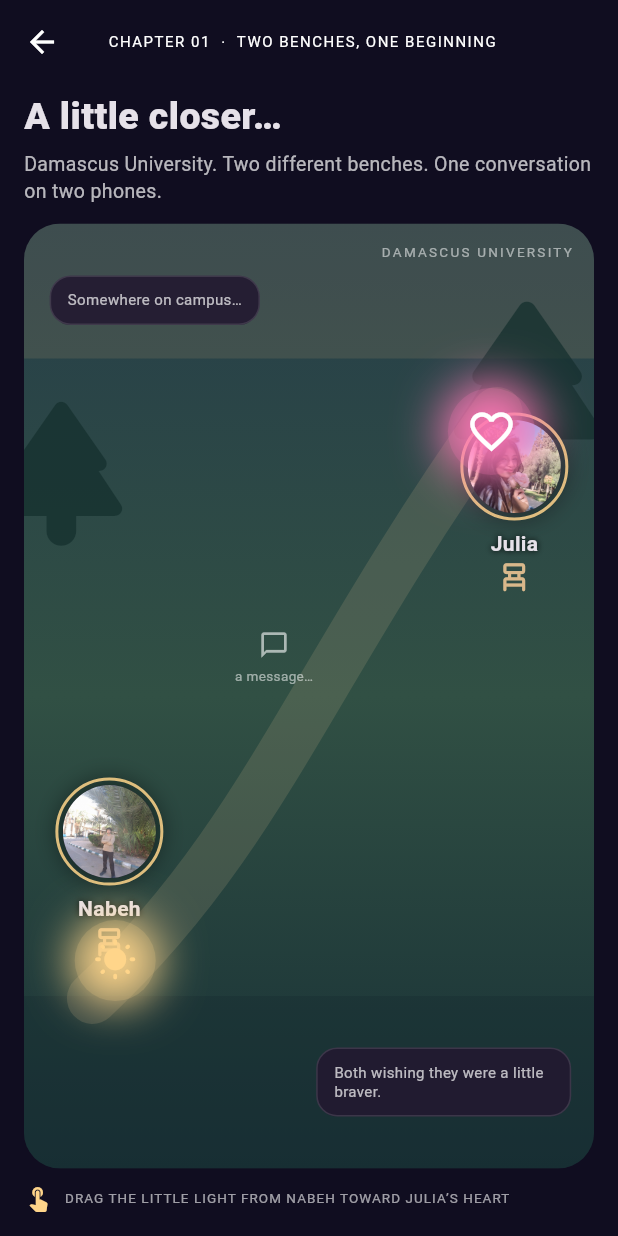
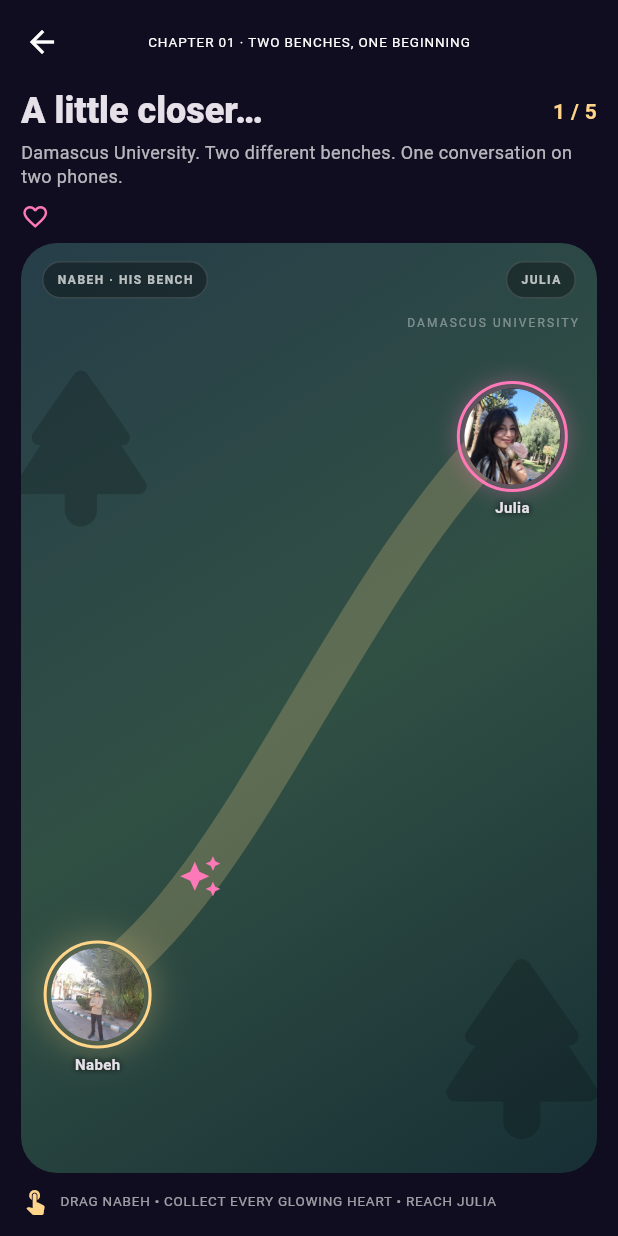
Before and after one commit to nabehkallash-blip/nabeh-and-julia-beyond-two-hearts, a Flutter app: the screen it shows after launch, after a tap on "BEGIN WHERE WE BEGAN", on a phone screen of 412 x 824 dp. Run offline on Flutter 3.47's test engine with Material 3 defaults, Android fonts, the phone set to English and light mode, and no system bars.

Commit message:
Create five chapters with real-photo reunions

```diff
--- a/lib/screens/game_screen.dart
+++ b/lib/screens/game_screen.dart
@@ -1,349 +1,228 @@
 import 'dart:math' as math;
-
 import 'package:flutter/material.dart';
-
 import '../theme/app_theme.dart';
 
 class GameScreen extends StatefulWidget {
   const GameScreen({super.key});
-
   @override
   State<GameScreen> createState() => _GameScreenState();
 }
 
 class _GameScreenState extends State<GameScreen> {
-  Offset player = const Offset(0.16, 0.78);
-  final Offset destination = const Offset(0.82, 0.22);
-  bool completed = false;
+  static const chapters = [
+    _Chapter('TWO BENCHES, ONE BEGINNING', 'Damascus University. Two different benches. One conversation on two phones.', 1, 'The first little step toward hello.'),
+    _Chapter('A LITTLE MORE COURAGE', 'The distance feels smaller. Follow the little lights and find each other.', 2, 'A little braver, a little closer.'),
+    _Chapter('MOMENTS THAT CONNECT US', 'Every glowing heart is a reminder that small moments bring two people closer.', 3, 'Another meeting. Another high-five.'),
+    _Chapter('STRONGER TOGETHER', 'The path is longer now. Collect the hearts and make your way across.', 4, 'Whatever the path looks like, keep choosing each other.'),
+    _Chapter('BEYOND TWO HEARTS', 'The final challenge. Gather every heart and reach Julia for the most important reunion.', 5, 'This time, it is not a high-five. It is a hug.'),
+  ];
+  static const heartSpots = [
+    Offset(.31, .68), Offset(.48, .49), Offset(.64, .35),
+    Offset(.39, .29), Offset(.72, .68),
+  ];
+
+  int chapterIndex = 0;
+  Offset player = const Offset(.12, .80);
+  final Set<int> collected = {};
+  bool reunited = false;
+  _Chapter get chapter => chapters[chapterIndex];
+  bool get isFinal => chapterIndex == chapters.length - 1;
 
   void _movePlayer(DragUpdateDetails details, Size size) {
-    if (completed) return;
+    if (reunited) return;
     setState(() {
       player = Offset(
-        (player.dx + details.delta.dx / size.width).clamp(0.07, 0.93).toDouble(),
-        (player.dy + details.delta.dy / size.height).clamp(0.08, 0.92).toDouble(),
+        (player.dx + details.delta.dx / size.width).clamp(.07, .93).toDouble(),
+        (player.dy + details.delta.dy / size.height).clamp(.09, .91).toDouble(),
       );
-      final distance = math.sqrt(
-        math.pow(player.dx - destination.dx, 2) +
-            math.pow(player.dy - destination.dy, 2),
-      );
-      if (distance < 0.105) completed = true;
+      for (var i = 0; i < chapter.hearts; i++) {
+        final p = heartSpots[i];
+        final d = math.sqrt(math.pow(player.dx-p.dx, 2).toDouble() + math.pow(player.dy-p.dy, 2).toDouble());
+        if (d < .085) collected.add(i);
+      }
+      final d = math.sqrt(math.pow(player.dx-.84, 2).toDouble() + math.pow(player.dy-.20, 2).toDouble());
+      if (d < .115 && collected.length >= chapter.hearts) reunited = true;
+    });
+  }
+
+  void _next() {
+    if (isFinal) { Navigator.pop(context); return; }
+    setState(() {
+      chapterIndex++;
+      player = const Offset(.12, .80);
+      collected.clear();
+      reunited = false;
     });
   }
 
   @override
   Widget build(BuildContext context) {
     return Scaffold(
-      appBar: AppBar(
-        title: const Text('CHAPTER 01  ·  TWO BENCHES, ONE BEGINNING',
-            style: TextStyle(fontSize: 10, letterSpacing: 1)),
-      ),
+      appBar: AppBar(title: Text('CHAPTER 0${chapterIndex+1} · ${chapter.title}',
+        style: const TextStyle(fontSize: 9, letterSpacing: .6)), centerTitle: true),
       body: SafeArea(
         child: Padding(
-          padding: const EdgeInsets.fromLTRB(16, 4, 16, 16),
-          child: Column(
-            crossAxisAlignment: CrossAxisAlignment.start,
-            children: [
-              const Text('A little closer…',
-                  style: TextStyle(fontSize: 25, fontWeight: FontWeight.w800)),
-              const SizedBox(height: 5),
-              const Text(
-                'Damascus University. Two different benches. One conversation on two phones.',
-                style: TextStyle(color: Colors.white70, height: 1.35, fontSize: 13),
-              ),
-              const SizedBox(height: 12),
-              Expanded(
-                child: LayoutBuilder(builder: (context, constraints) {
+          padding: const EdgeInsets.fromLTRB(14, 2, 14, 14),
+          child: Column(crossAxisAlignment: CrossAxisAlignment.start, children: [
+            Row(children: [
+              Expanded(child: Text('A little closer…', style: Theme.of(context).textTheme.headlineSmall?.copyWith(fontWeight: FontWeight.w800))),
+              Text('${chapterIndex+1} / ${chapters.length}', style: const TextStyle(color: AppTheme.gold, fontWeight: FontWeight.bold)),
+            ]),
+            const SizedBox(height: 4),
+            Text(chapter.description, style: const TextStyle(color: Colors.white70, height: 1.35, fontSize: 12)),
+            const SizedBox(height: 9),
+            Row(children: List.generate(chapter.hearts, (i) => Padding(
+              padding: const EdgeInsets.only(right: 5),
+              child: Icon(collected.contains(i) ? Icons.favorite : Icons.favorite_border, color: AppTheme.pink, size: 19),
+            ))),
+            const SizedBox(height: 8),
+            Expanded(child: LayoutBuilder(builder: (context, constraints) {
               final size = Size(constraints.maxWidth, constraints.maxHeight);
               return ClipRRect(
                 borderRadius: BorderRadius.circular(24),
-                    child: Stack(
-                      children: [
-                        const Positioned.fill(child: _CampusBackdrop()),
+                child: Stack(children: [
+                  _Backdrop(index: chapterIndex),
+                  Positioned(top: 12, left: 14, child: _Tag(text: chapterIndex == 0 ? 'NABEH · HIS BENCH' : 'NABEH')),
+                  const Positioned(top: 12, right: 14, child: _Tag(text: 'JULIA')),
+                  Positioned.fill(child: CustomPaint(painter: _PathPainter())),
+                  for (var i=0; i<chapter.hearts; i++)
                     Positioned(
-                          left: size.width * 0.045,
-                          top: size.height * 0.055,
-                          child: const _MessageBubble(
-                            text: 'Somewhere on campus…',
-                            alignRight: false,
+                      left: heartSpots[i].dx*size.width-14,
+                      top: heartSpots[i].dy*size.height-14,
+                      child: AnimatedScale(
+                        scale: collected.contains(i) ? .25 : 1,
+                        duration: const Duration(milliseconds: 220),
+                        child: Icon(collected.contains(i) ? Icons.check_circle : Icons.auto_awesome,
+                          color: collected.contains(i) ? AppTheme.gold : AppTheme.pink, size: 29),
                       ),
                     ),
-                        Positioned(
-                          right: size.width * 0.04,
-                          bottom: size.height * 0.055,
-                          child: const _MessageBubble(
-                            text: 'Both wishing they were a little braver.',
-                            alignRight: true,
-                          ),
-                        ),
-                        Positioned(
-                          left: size.width * 0.055,
-                          bottom: size.height * 0.22,
-                          child: const _BenchPortrait(
-                            name: 'Nabeh',
-                            image: 'assets/images/nabeh.jpg',
-                          ),
-                        ),
-                        Positioned(
-                          right: size.width * 0.045,
-                          top: size.height * 0.20,
-                          child: const _BenchPortrait(
-                            name: 'Julia',
-                            image: 'assets/images/julia.jpg',
-                          ),
-                        ),
-                        Positioned(
-                          left: size.width * 0.37,
-                          top: size.height * 0.43,
-                          child: const _PathHint(),
-                        ),
-                        Positioned(
-                          left: destination.dx * size.width - 29,
-                          top: destination.dy * size.height - 29,
-                          child: _HeartTarget(completed: completed),
-                        ),
-                        Positioned(
-                          left: player.dx * size.width - 27,
-                          top: player.dy * size.height - 27,
+                  Positioned(left: size.width*.84-32, top: size.height*.20-32,
+                    child: const _Face(image:'assets/images/julia.jpg', name:'Julia', size:64)),
+                  Positioned(left: player.dx*size.width-31, top: player.dy*size.height-31,
                     child: GestureDetector(
-                            onPanUpdate: (details) => _movePlayer(details, size),
-                            child: const _PlayerLight(),
-                          ),
-                        ),
-                        if (completed)
-                          Positioned.fill(
-                            child: Container(
-                              color: Colors.black.withValues(alpha: 0.68),
-                              padding: const EdgeInsets.all(22),
-                              child: Center(
-                                child: Container(
-                                  padding: const EdgeInsets.all(22),
-                                  decoration: BoxDecoration(
-                                    color: AppTheme.surface,
-                                    borderRadius: BorderRadius.circular(22),
-                                    border: Border.all(
-                                      color: AppTheme.pink.withValues(alpha: 0.65),
-                                    ),
-                                  ),
-                                  child: Column(
+                      onPanUpdate: (d) => _movePlayer(d, size),
+                      child: const _Face(image:'assets/images/nabeh.jpg', name:'Nabeh', size:62, glowing:true),
+                    )),
+                  if (reunited)
+                    Positioned.fill(child: Container(
+                      color: const Color(0xE6100D20),
+                      padding: const EdgeInsets.all(18),
+                      child: Center(child: SingleChildScrollView(child: Column(
                         mainAxisSize: MainAxisSize.min,
                         children: [
+                          if (isFinal)
                             ClipRRect(
-                                        borderRadius: BorderRadius.circular(16),
-                                        child: Image.asset(
-                                          'assets/images/together.jpg',
-                                          height: 125,
-                                          width: 190,
-                                          fit: BoxFit.cover,
-                                          errorBuilder: (_, __, ___) => const Icon(
-                                            Icons.favorite,
-                                            color: AppTheme.pink,
-                                            size: 48,
-                                          ),
-                                        ),
-                                      ),
-                                      const SizedBox(height: 15),
-                                      const Text(
-                                        'The first step toward hello.',
-                                        textAlign: TextAlign.center,
-                                        style: TextStyle(
-                                          fontSize: 20,
-                                          fontWeight: FontWeight.bold,
-                                        ),
-                                      ),
-                                      const SizedBox(height: 8),
-                                      const Text(
-                                        'Two separate benches. One little light crossing the distance. This is where our story begins.',
-                                        textAlign: TextAlign.center,
-                                        style: TextStyle(color: Colors.white70, height: 1.4),
-                                      ),
-                                      const SizedBox(height: 16),
-                                      FilledButton(
-                                        onPressed: () => Navigator.pop(context),
-                                        child: const Text('BACK TO OUR STORY'),
-                                      ),
+                              borderRadius: BorderRadius.circular(20),
+                              child: Image.asset('assets/images/together.jpg', height:170, width:230, fit:BoxFit.cover,
+                                errorBuilder: (_,__,___) => const Icon(Icons.favorite, color:AppTheme.pink, size:70)),
+                            )
+                          else
+                            const Row(mainAxisAlignment: MainAxisAlignment.center, children: [
+                              _Face(image:'assets/images/nabeh.jpg', name:'Nabeh', size:76),
+                              Padding(padding: EdgeInsets.symmetric(horizontal:12), child: Text('🙌', style:TextStyle(fontSize:42))),
+                              _Face(image:'assets/images/julia.jpg', name:'Julia', size:76),
+                            ]),
+                          const SizedBox(height:16),
+                          Text(isFinal ? 'THE BIGGEST HUG!' : 'HIGH FIVE!',
+                            textAlign:TextAlign.center,
+                            style:const TextStyle(fontSize:25, fontWeight:FontWeight.w900, color:AppTheme.gold)),
+                          const SizedBox(height:8),
+                          Text(chapter.ending, textAlign:TextAlign.center,
+                            style:const TextStyle(color:Colors.white, height:1.45, fontSize:14)),
+                          const SizedBox(height:18),
+                          FilledButton(onPressed:_next, child:Text(isFinal ? 'BACK TO OUR STORY' : 'NEXT CHAPTER')),
                         ],
-                                  ),
-                                ),
-                              ),
-                            ),
-                          ),
-                      ],
-                    ),
+                      ))),
+                    )),
+                ]),
               );
-                }),
-              ),
-              const SizedBox(height: 10),
-              const Row(
-                children: [
-                  Icon(Icons.touch_app, color: AppTheme.gold, size: 19),
-                  SizedBox(width: 8),
-                  Expanded(
-                    child: Text(
-                      'DRAG THE LITTLE LIGHT FROM NABEH TOWARD JULIA’S HEART',
-                      style: TextStyle(
-                        color: Colors.white60,
-                        fontSize: 9,
-                        letterSpacing: .7,
-                      ),
-                    ),
-                  ),
-                ],
-              ),
-            ],
-          ),
+            })),
+            const SizedBox(height:9),
+            const Row(children: [
+              Icon(Icons.touch_app, color:AppTheme.gold, size:19),
+              SizedBox(width:7),
+              Expanded(child: Text('DRAG NABEH • COLLECT EVERY GLOWING HEART • REACH JULIA',
+                style:TextStyle(color:Colors.white60, fontSize:9, letterSpacing:.5))),
+            ]),
+          ]),
         ),
       ),
     );
   }
 }
 
-class _CampusBackdrop extends StatelessWidget {
-  const _CampusBackdrop();
+class _Chapter {
+  const _Chapter(this.title, this.description, this.hearts, this.ending);
+  final String title, description, ending;
+  final int hearts;
+}
 
+class _Face extends StatelessWidget {
+  const _Face({required this.image, required this.name, required this.size, this.glowing=false});
+  final String image, name;
+  final double size;
+  final bool glowing;
+  @override
+  Widget build(BuildContext context) => Column(mainAxisSize:MainAxisSize.min, children:[
+    Container(
+      padding:const EdgeInsets.all(3),
+      decoration:BoxDecoration(
+        shape:BoxShape.circle,
+        border:Border.all(color:glowing ? AppTheme.gold : AppTheme.pink, width:2),
+        boxShadow:[BoxShadow(color:(glowing ? AppTheme.gold : AppTheme.pink).withOpacity(.35), blurRadius:glowing ? 22 : 12)],
+      ),
+      child:CircleAvatar(radius:size/2, backgroundColor:AppTheme.surface, backgroundImage:AssetImage(image)),
+    ),
+    const SizedBox(height:3),
+    Text(name, style:const TextStyle(fontSize:10, fontWeight:FontWeight.bold, shadows:[Shadow(color:Colors.black, blurRadius:5)])),
+  ]);
+}
+
+class _Tag extends StatelessWidget {
+  const _Tag({required this.text});
+  final String text;
+  @override
+  Widget build(BuildContext context) => Container(
+    padding:const EdgeInsets.symmetric(horizontal:9, vertical:6),
+    decoration:BoxDecoration(color:Colors.black.withOpacity(.35), borderRadius:BorderRadius.circular(20),
+      border:Border.all(color:Colors.white.withOpacity(.14))),
+    child:Text(text, style:const TextStyle(fontSize:8, letterSpacing:1, color:Colors.white70, fontWeight:FontWeight.bold)),
+  );
+}
+
+class _Backdrop extends StatelessWidget {
+  const _Backdrop({required this.index});
+  final int index;
   @override
   Widget build(BuildContext context) {
+    const palettes = [
+      [Color(0xFF263E49),Color(0xFF315044),Color(0xFF172F35)],
+      [Color(0xFF40314F),Color(0xFF263D59),Color(0xFF17132D)],
+      [Color(0xFF56384D),Color(0xFF34405B),Color(0xFF17132D)],
+      [Color(0xFF334B55),Color(0xFF49395B),Color(0xFF17132D)],
+      [Color(0xFF6A3E62),Color(0xFF343B65),Color(0xFF17132D)],
+    ];
     return DecoratedBox(
-      decoration: const BoxDecoration(
-        gradient: LinearGradient(
-          begin: Alignment.topCenter,
-          end: Alignment.bottomCenter,
-          colors: [Color(0xFF263E49), Color(0xFF315044), Color(0xFF172F35)],
-        ),
-      ),
-      child: Stack(
-        children: [
-          Positioned(top: 0, left: 0, right: 0, height: 90,
-            child: Container(color: const Color(0xFFEDB879).withValues(alpha: .12))),
-          Positioned(top: 105, left: -35, child: _Tree(size: 120)),
-          Positioned(top: 35, right: -28, child: _Tree(size: 145)),
-          Positioned(bottom: 0, left: 0, right: 0, height: 115,
-            child: Container(color: const Color(0xFF172D31).withValues(alpha: .45))),
-          Positioned.fill(
-            child: CustomPaint(painter: _CampusPathPainter()),
-          ),
-          const Positioned(
-            top: 12, right: 14,
-            child: Text('DAMASCUS UNIVERSITY',
-              style: TextStyle(color: Colors.white54, fontSize: 9, letterSpacing: 1.5)),
-          ),
-        ],
-      ),
+      decoration:BoxDecoration(gradient:LinearGradient(begin:Alignment.topLeft,end:Alignment.bottomRight,colors:palettes[index])),
+      child:Stack(children:[
+        Positioned(top:70,left:-25,child:Icon(Icons.park_rounded,size:130,color:Colors.black.withOpacity(.18))),
+        Positioned(bottom:10,right:-25,child:Icon(Icons.park_rounded,size:150,color:Colors.black.withOpacity(.18))),
+        if(index==0) const Positioned(top:48,right:12,child:Text('DAMASCUS UNIVERSITY',
+          style:TextStyle(color:Colors.white38,fontSize:8,letterSpacing:1.4))),
+      ]),
     );
   }
 }
 
-class _Tree extends StatelessWidget {
-  const _Tree({required this.size});
-  final double size;
-  @override
-  Widget build(BuildContext context) => Icon(
-    Icons.park_rounded, size: size,
-    color: const Color(0xFF142F2D).withValues(alpha: .75),
-  );
-}
-
-class _CampusPathPainter extends CustomPainter {
+class _PathPainter extends CustomPainter {
   @override
   void paint(Canvas canvas, Size size) {
-    final paint = Paint()
-      ..color = const Color(0xFFD5B98D).withValues(alpha: .16)
-      ..style = PaintingStyle.stroke
-      ..strokeWidth = 34
-      ..strokeCap = StrokeCap.round;
-    final path = Path()
-      ..moveTo(size.width * .12, size.height * .82)
-      ..cubicTo(size.width * .42, size.height * .65,
-          size.width * .50, size.height * .48,
-          size.width * .83, size.height * .20);
-    canvas.drawPath(path, paint);
+    final paint=Paint()..color=const Color(0xFFFFD58A).withOpacity(.22)
+      ..style=PaintingStyle.stroke..strokeWidth=28..strokeCap=StrokeCap.round;
+    final path=Path()..moveTo(size.width*.12,size.height*.80)
+      ..cubicTo(size.width*.38,size.height*.70,size.width*.55,size.height*.38,size.width*.84,size.height*.20);
+    canvas.drawPath(path,paint);
   }
   @override
-  bool shouldRepaint(covariant CustomPainter oldDelegate) => false;
+  bool shouldRepaint(covariant CustomPainter oldDelegate)=>false;
 }
-
-class _BenchPortrait extends StatelessWidget {
-  const _BenchPortrait({required this.name, required this.image});
-  final String name;
-  final String image;
-  @override
-  Widget build(BuildContext context) => Column(
-    children: [
-      Container(
-        padding: const EdgeInsets.all(3),
-        decoration: BoxDecoration(
-          shape: BoxShape.circle,
-          border: Border.all(color: AppTheme.gold.withValues(alpha: .85), width: 2),
-          boxShadow: const [BoxShadow(color: Colors.black38, blurRadius: 12)],
-        ),
-        child: CircleAvatar(
-          radius: 31,
-          backgroundColor: AppTheme.surface,
-          backgroundImage: AssetImage(image),
-        ),
-      ),
-      const SizedBox(height: 5),
-      Text(name, style: const TextStyle(fontWeight: FontWeight.bold, shadows: [Shadow(color: Colors.black, blurRadius: 5)])),
-      const Icon(Icons.chair_alt_rounded, color: Color(0xFFD9B88B), size: 25),
-    ],
-  );
-}
-
-class _MessageBubble extends StatelessWidget {
-  const _MessageBubble({required this.text, required this.alignRight});
-  final String text;
-  final bool alignRight;
-  @override
-  Widget build(BuildContext context) => Container(
-    constraints: const BoxConstraints(maxWidth: 170),
-    padding: const EdgeInsets.symmetric(horizontal: 11, vertical: 9),
-    decoration: BoxDecoration(
-      color: const Color(0xE9221930),
-      borderRadius: BorderRadius.circular(14),
-      border: Border.all(color: Colors.white.withValues(alpha: .12)),
-    ),
-    child: Text(text, style: const TextStyle(fontSize: 10, color: Colors.white70, height: 1.3)),
-  );
-}
-
-class _PathHint extends StatelessWidget {
-  const _PathHint();
-  @override
-  Widget build(BuildContext context) => const Column(
-    children: [
-      Icon(Icons.chat_bubble_outline, color: Colors.white60, size: 20),
-      SizedBox(height: 4),
-      Text('a message…', style: TextStyle(color: Colors.white54, fontSize: 9)),
-    ],
-  );
-}
-
-class _PlayerLight extends StatelessWidget {
-  const _PlayerLight();
-  @override
-  Widget build(BuildContext context) => Container(
-    width: 54, height: 54,
-    decoration: BoxDecoration(
-      shape: BoxShape.circle,
-      color: AppTheme.gold.withValues(alpha: .18),
-      boxShadow: const [BoxShadow(color: AppTheme.gold, blurRadius: 25, spreadRadius: 2)],
-    ),
-    child: const Icon(Icons.wb_sunny_rounded, color: AppTheme.gold, size: 29),
-  );
-}
-
-class _HeartTarget extends StatelessWidget {
-  const _HeartTarget({required this.completed});
-  final bool completed;
-  @override
-  Widget build(BuildContext context) => Container(
-    width: 58, height: 58,
-    decoration: BoxDecoration(
-      shape: BoxShape.circle,
-      color: AppTheme.pink.withValues(alpha: .20),
-      boxShadow: const [BoxShadow(color: AppTheme.pink, blurRadius: 27, spreadRadius: 4)],
-    ),
-    child: Icon(completed ? Icons.favorite : Icons.favorite_border,
-      color: Colors.white, size: 34),
-  );
-}
```
Lines whose indentation alone changed are shown as unchanged.
